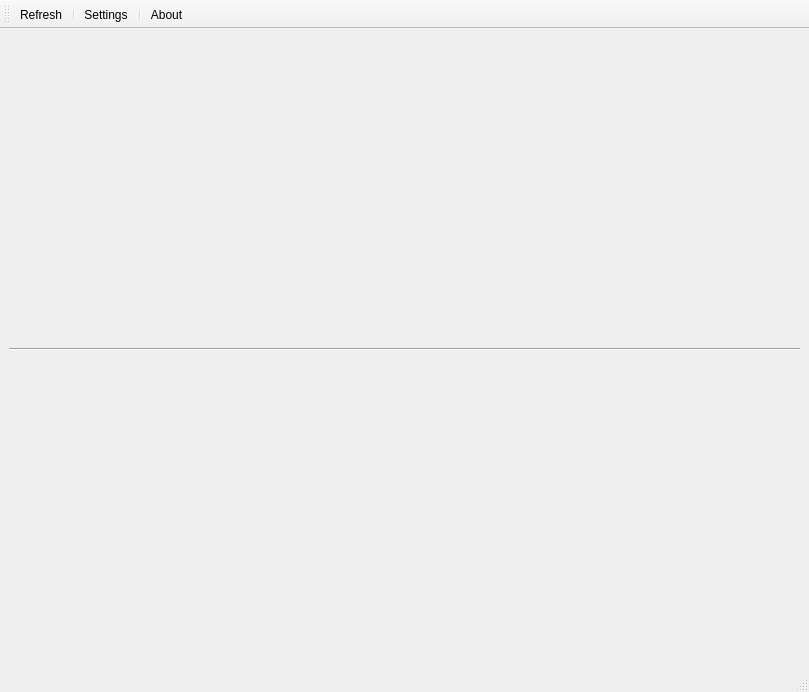
Old version of the form mainwindow.ui in the repository aiekick/ProjectStationMeteo.
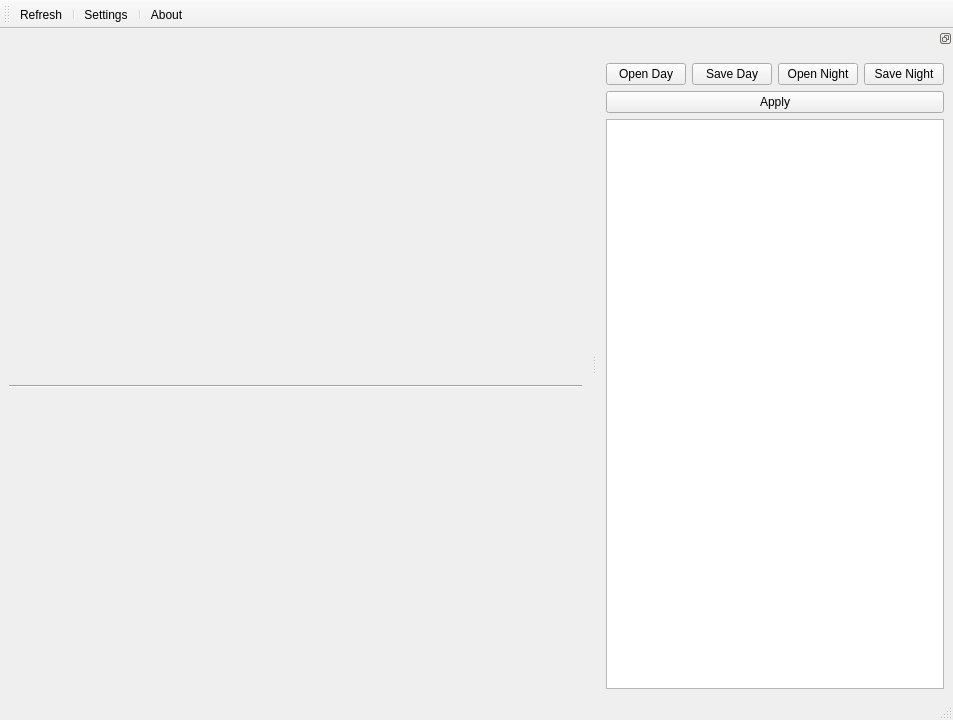
New version of the form. Icons and pictures are not drawn. Custom widgets are drawn as their Qt base class.

Commit message: [IMP] : improvment of theme ui BLUE/DARK [ADD] : adding of a dock pane for write stylesheet (TEMPORARY) [IMP] : improvment of CustomGraph class

Patch:
```diff
--- a/mainwindow.ui
+++ b/mainwindow.ui
@@ -6,29 +6,82 @@
    <rect>
     <x>0</x>
     <y>0</y>
-    <width>809</width>
-    <height>692</height>
+    <width>953</width>
+    <height>720</height>
    </rect>
   </property>
   <property name="windowTitle">
    <string>MainWindow</string>
   </property>
   <widget class="QWidget" name="centralwidget">
-   <layout class="QVBoxLayout" name="verticalLayout">
+   <layout class="QVBoxLayout" name="verticalLayout_4">
     <item>
-     <widget class="BaliseMerPanel" name="baliseMerPanel" native="true">
-      <layout class="QVBoxLayout" name="verticalLayout_2"/>
-     </widget>
-    </item>
-    <item>
-     <widget class="Line" name="line">
-      <property name="orientation">
-       <enum>Qt::Horizontal</enum>
-      </property>
-     </widget>
-    </item>
-    <item>
-     <widget class="BaliseVillePanel" name="baliseVillePanel" native="true"/>
+     <layout class="QVBoxLayout" name="verticalLayout">
+      <item>
+       <widget class="QWidget" name="widgetDate" native="true">
+        <property name="maximumSize">
+         <size>
+          <width>16777215</width>
+          <height>40</height>
+         </size>
+        </property>
+        <layout class="QHBoxLayout" name="horizontalLayout_3">
+         <property name="spacing">
+          <number>0</number>
+         </property>
+         <property name="leftMargin">
+          <number>0</number>
+         </property>
+         <property name="topMargin">
+          <number>0</number>
+         </property>
+         <property name="rightMargin">
+          <number>0</number>
+         </property>
+         <property name="bottomMargin">
+          <number>0</number>
+         </property>
+         <item>
+          <widget class="QLabel" name="labelDate">
+           <property name="maximumSize">
+            <size>
+             <width>16777215</width>
+             <height>16777215</height>
+            </size>
+           </property>
+           <property name="font">
+            <font>
+             <family>Arial</family>
+             <pointsize>20</pointsize>
+            </font>
+           </property>
+           <property name="text">
+            <string/>
+           </property>
+           <property name="alignment">
+            <set>Qt::AlignCenter</set>
+           </property>
+          </widget>
+         </item>
+        </layout>
+       </widget>
+      </item>
+      <item>
+       <widget class="BaliseMerPanel" name="baliseMerPanel" native="true">
+        <layout class="QVBoxLayout" name="verticalLayout_2"/>
+       </widget>
+      </item>
+      <item>
+       <widget class="Line" name="line">
+        <property name="orientation">
+         <enum>Qt::Horizontal</enum>
+        </property>
+       </widget>
+      </item>
+      <item>
+       <widget class="BaliseVillePanel" name="baliseVillePanel" native="true"/>
+      </item>
+     </layout>
     </item>
    </layout>
   </widget>
@@ -71,6 +124,97 @@
    <addaction name="separator"/>
    <addaction name="actionAbout"/>
   </widget>
+  <widget class="QDockWidget" name="dockWidget">
+   <property name="features">
+    <set>QDockWidget::DockWidgetFloatable|QDockWidget::DockWidgetMovable</set>
+   </property>
+   <property name="allowedAreas">
+    <set>Qt::RightDockWidgetArea</set>
+   </property>
+   <attribute name="dockWidgetArea">
+    <number>2</number>
+   </attribute>
+   <widget class="QWidget" name="dockWidgetContents">
+    <layout class="QVBoxLayout" name="verticalLayout_3">
+     <item>
+      <widget class="QWidget" name="widget" native="true">
+       <property name="sizePolicy">
+        <sizepolicy hsizetype="Preferred" vsizetype="Preferred">
+         <horstretch>0</horstretch>
+         <verstretch>0</verstretch>
+        </sizepolicy>
+       </property>
+       <layout class="QHBoxLayout" name="horizontalLayout">
+        <property name="spacing">
+         <number>0</number>
+        </property>
+        <property name="leftMargin">
+         <number>0</number>
+        </property>
+        <property name="topMargin">
+         <number>0</number>
+        </property>
+        <property name="rightMargin">
+         <number>0</number>
+        </property>
+        <property name="bottomMargin">
+         <number>0</number>
+        </property>
+       </layout>
+      </widget>
+     </item>
+     <item>
+      <layout class="QHBoxLayout" name="horizontalLayout_2">
+       <item>
+        <widget class="QPushButton" name="openDayStyle">
+         <property name="text">
+          <string>Open Day</string>
+         </property>
+        </widget>
+       </item>
+       <item>
+        <widget class="QPushButton" name="saveDayStyle">
+         <property name="text">
+          <string>Save Day</string>
+         </property>
+        </widget>
+       </item>
+       <item>
+        <widget class="QPushButton" name="openNightStyle">
+         <property name="text">
+          <string>Open Night</string>
+         </property>
+        </widget>
+       </item>
+       <item>
+        <widget class="QPushButton" name="saveNightStyle">
+         <property name="text">
+          <string>Save Night</string>
+         </property>
+        </widget>
+       </item>
+      </layout>
+     </item>
+     <item>
+      <widget class="QPushButton" name="applyBtn">
+       <property name="text">
+        <string>Apply</string>
+       </property>
+      </widget>
+     </item>
+     <item>
+      <widget class="QPlainTextEdit" name="plainTextEditStyle">
+       <property name="sizePolicy">
+        <sizepolicy hsizetype="Preferred" vsizetype="Expanding">
+         <horstretch>0</horstretch>
+         <verstretch>0</verstretch>
+        </sizepolicy>
+       </property>
+      </widget>
+     </item>
+    </layout>
+   </widget>
+  </widget>
   <action name="actionSettings">
    <property name="icon">
     <iconset resource="res.qrc">
```
Left out of the diff: 2 changed lines with no effect on the pictures. The commit also changes 23 other files.
